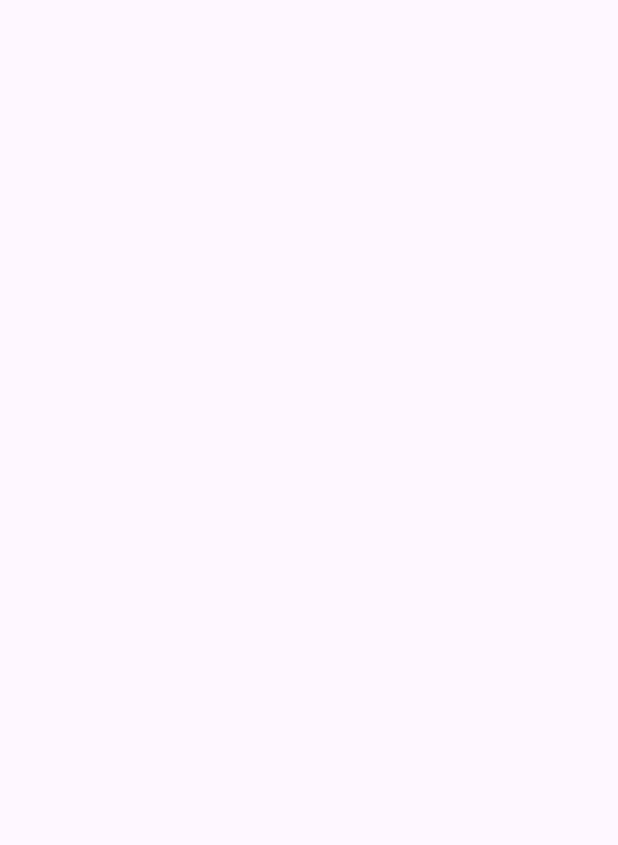
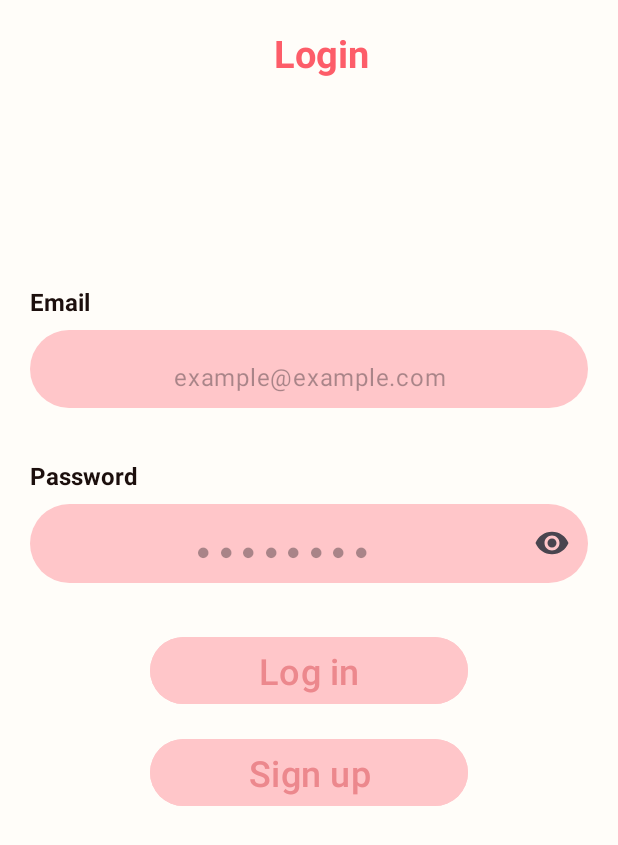
Before and after one commit to TheBombh2/ITI-Graduation-Recipe-App, an Android app: the screen it shows after launch (AuthActivity), on a phone screen of 412 x 824 dp. Before the commit the part shown is empty. Shown: the top 845 px of the screen. Run offline under Robolectric (Android 15) with nearby library versions, the phone set to English and light mode, and no system bars; our stand-ins replace Dagger/Hilt's generated code, Room's generated code.

Commit message:
Login Fragment navigation

```diff
--- a/app/src/main/java/com/iti/graduation/recipeapp/AuthActivity.kt
+++ b/app/src/main/java/com/iti/graduation/recipeapp/AuthActivity.kt
@@ -1,20 +1,47 @@
 package com.iti.graduation.recipeapp
 
+import android.content.Intent
 import android.os.Bundle
-import androidx.activity.enableEdgeToEdge
 import androidx.appcompat.app.AppCompatActivity
-import androidx.core.view.ViewCompat
-import androidx.core.view.WindowInsetsCompat
+import androidx.navigation.NavController
+import androidx.navigation.fragment.NavHostFragment
+import com.iti.graduation.recipeapp.data.model.User
+import com.iti.graduation.recipeapp.databinding.ActivityAuthBinding
+import dagger.hilt.android.AndroidEntryPoint
+
+@AndroidEntryPoint
 
 class AuthActivity : AppCompatActivity() {
+    private lateinit var binding: ActivityAuthBinding
+    private lateinit var navController: NavController
     override fun onCreate(savedInstanceState: Bundle?) {
         super.onCreate(savedInstanceState)
-        enableEdgeToEdge()
-        setContentView(R.layout.activity_auth)
-        ViewCompat.setOnApplyWindowInsetsListener(findViewById(R.id.main)) { v, insets ->
-            val systemBars = insets.getInsets(WindowInsetsCompat.Type.systemBars())
-            v.setPadding(systemBars.left, systemBars.top, systemBars.right, systemBars.bottom)
-            insets
-        }
+        binding = ActivityAuthBinding.inflate(layoutInflater)
+        setContentView(binding.root)
+       setupNavigation()
+    }
+
+    private fun setupNavigation() {
+        // Find the NavHostFragment from the layout
+        val navHostFragment = supportFragmentManager
+            .findFragmentById(R.id.nav_host_fragment_auth) as NavHostFragment
+        navController = navHostFragment.navController
+
+
+    }
+
+
+    fun navigateToRegister() {
+
+        navController.navigate(R.id.action_loginFragment_to_registerFragment)
+    }
+
+    fun navigateToRecipeActivity(user: User) {
+
+        val intent = Intent(this, RecipeActivity::class.java)
+        intent.putExtra("user_id", user.id)
+        intent.putExtra("user_name", user.name)
+        startActivity(intent)
+        finish()
     }
 }
--- a/app/src/main/java/com/iti/graduation/recipeapp/ui/auth/login/LoginFragment.kt
+++ b/app/src/main/java/com/iti/graduation/recipeapp/ui/auth/login/LoginFragment.kt
@@ -4,22 +4,68 @@ import android.os.Bundle
 import android.view.LayoutInflater
 import android.view.View
 import android.view.ViewGroup
+import android.widget.Toast
 import androidx.fragment.app.Fragment
+import androidx.fragment.app.viewModels
+import com.iti.graduation.recipeapp.AuthActivity
 import com.iti.graduation.recipeapp.R
+import com.iti.graduation.recipeapp.databinding.FragmentLoginBinding
+import dagger.hilt.android.AndroidEntryPoint
+import kotlin.getValue
 
+@AndroidEntryPoint
 class LoginFragment : Fragment() {
 
-    override fun onCreate(savedInstanceState: Bundle?) {
-        super.onCreate(savedInstanceState)
-
-    }
+    private var _binding: FragmentLoginBinding? = null
+    private val binding get() = _binding!!
+    private val viewModel: LoginViewModel by viewModels()
 
     override fun onCreateView(
         inflater: LayoutInflater, container: ViewGroup?,
         savedInstanceState: Bundle?
     ): View? {
-        // Inflate the layout for this fragment
-        return inflater.inflate(R.layout.fragment_login, container, false)
+        _binding = FragmentLoginBinding.inflate(inflater,container,false)
+        return binding.root
+         }
+
+    override fun onViewCreated(view: View, savedInstanceState: Bundle?) {
+        super.onViewCreated(view, savedInstanceState)
+        viewModel.isLoading.observe(viewLifecycleOwner) {isLoading ->
+            binding.loadingBar.visibility = if (isLoading) View.VISIBLE else View.GONE
+            binding.loginBtn.visibility = if (isLoading) View.GONE else View.VISIBLE
+        }
+
+        viewModel.loggedInUser.observe(viewLifecycleOwner){user ->
+            if(user != null){
+                (requireActivity() as AuthActivity).navigateToRecipeActivity(user)
+            }
+        }
+
+        viewModel.error.observe(viewLifecycleOwner){error ->
+            error?.let {
+                Toast.makeText(requireContext(),it, Toast.LENGTH_SHORT).show()
+            }
+        }
+
+        binding.loginBtn.setOnClickListener {
+            val email = binding.editEmail.text.toString()
+            val password = binding.editPassword.text.toString()
+            viewModel.login(email,password)
+        }
+
+        binding.registerBtn.setOnClickListener {
+            (requireActivity() as AuthActivity).navigateToRegister()
+
+        }
     }
 
+
+
+    override fun onDestroyView() {
+        super.onDestroyView()
+        _binding = null
+    }
+
+
+
 }
--- /dev/null
+++ b/app/src/main/java/com/iti/graduation/recipeapp/ui/auth/login/LoginViewModel.kt
@@ -0,0 +1,48 @@
+package com.iti.graduation.recipeapp.ui.auth.login
+
+import androidx.lifecycle.LiveData
+import androidx.lifecycle.MutableLiveData
+import androidx.lifecycle.ViewModel
+import androidx.lifecycle.viewModelScope
+import com.iti.graduation.recipeapp.data.model.User
+import com.iti.graduation.recipeapp.data.repository.AuthRepository
+import dagger.hilt.android.lifecycle.HiltViewModel
+import kotlinx.coroutines.launch
+import javax.inject.Inject
+@HiltViewModel
+
+class LoginViewModel @Inject constructor(
+    private val authRepository: AuthRepository
+) : ViewModel() {
+
+    private val _loggedInUser = MutableLiveData<User?>()
+    val loggedInUser: LiveData<User?> get() = _loggedInUser
+    private val _isLoading = MutableLiveData<Boolean>()
+    val isLoading: LiveData<Boolean> get() = _isLoading
+
+    private val _error = MutableLiveData<String?>()
+    val error: LiveData<String?> get() = _error
+
+    fun login(email:String, password:String){
+        viewModelScope.launch {
+            _isLoading.value = true
+            try{
+                val user = authRepository.loginUser(email,password)
+                if(user != null){
+                    _loggedInUser.value = user
+                }
+                else{
+                    _error.value = "Check your Email and Password"
+                }
+            }
+            catch (e: Exception){
+                _error.value = "${e.message}"
+            }
+            finally {
+                _isLoading.value = false
+            }
+
+        }
+    }
+
+}
--- a/app/src/main/res/layout/activity_auth.xml
+++ b/app/src/main/res/layout/activity_auth.xml
@@ -16,6 +16,7 @@
         app:layout_constraintEnd_toEndOf="parent"
         app:layout_constraintStart_toStartOf="parent"
         app:layout_constraintTop_toTopOf="parent"
+        app:layout_constraintBottom_toBottomOf="parent"
         app:navGraph="@navigation/nav_auth" />
 
 </androidx.constraintlayout.widget.ConstraintLayout>
--- a/app/src/main/res/layout/fragment_login.xml
+++ b/app/src/main/res/layout/fragment_login.xml
@@ -54,13 +54,15 @@ app:layout_constraintTop_toBottomOf="@id/toolbar"
         android:layout_width="match_parent"
         android:layout_height="wrap_content"
         android:layout_marginHorizontal="20dp"
-       android:hint=" "
+
         app:boxCornerRadiusTopEnd="32dp"
         app:boxCornerRadiusBottomEnd="32dp"
         app:boxCornerRadiusTopStart="32dp"
         app:boxCornerRadiusBottomStart="32dp"
         app:boxBackgroundColor="@color/pink"
         app:boxStrokeWidth="0dp"
+        app:boxStrokeWidthFocused="0dp"
+        app:hintEnabled="false"
 
         >
 
@@ -87,6 +89,7 @@ app:layout_constraintTop_toBottomOf="@id/toolbar"
         android:layout_height="wrap_content"
         android:text="@string/password_text"
         android:textSize="16sp"
+        android:layout_marginBottom="8dp"
         android:textColor="@color/black"
         android:textStyle="bold"/>
 
@@ -100,13 +103,14 @@ app:layout_constraintTop_toBottomOf="@id/toolbar"
         android:layout_width="match_parent"
         android:layout_height="wrap_content"
         android:layout_marginHorizontal="20dp"
-        android:hint="@string/pass_place_holder"
+        app:hintEnabled="false"
         app:boxCornerRadiusTopEnd="32dp"
         app:boxCornerRadiusBottomEnd="32dp"
         app:boxCornerRadiusTopStart="32dp"
         app:boxCornerRadiusBottomStart="32dp"
         app:boxBackgroundColor="@color/pink"
         app:boxStrokeWidth="0dp"
+        app:boxStrokeWidthFocused="0dp"
         app:endIconMode="password_toggle"
 
         >
@@ -119,6 +123,7 @@ app:layout_constraintTop_toBottomOf="@id/toolbar"
 
             android:gravity="center_vertical|center_horizontal"
             android:paddingTop="20dp"
+            android:hint="@string/pass_place_holder"
 
 
 
@@ -128,6 +133,16 @@ app:layout_constraintTop_toBottomOf="@id/toolbar"
 
 
 
+
+    <ProgressBar
+        android:layout_marginTop="32dp"
+        app:layout_constraintTop_toBottomOf="@id/password_til"
+        app:layout_constraintStart_toStartOf="@id/password_til"
+        app:layout_constraintEnd_toEndOf="@id/password_til"
+        android:id="@+id/loading_bar"
+        android:visibility="gone"
+        android:layout_width="wrap_content"
+        android:layout_height="wrap_content"/>
 
     <com.google.android.material.button.MaterialButton
         android:id="@+id/login_btn"
@@ -145,13 +160,14 @@ app:layout_constraintTop_toBottomOf="@id/toolbar"
 
     <com.google.android.material.button.MaterialButton
         android:id="@+id/register_btn"
-        android:layout_marginTop="16dp"
-        app:layout_constraintTop_toBottomOf="@id/login_btn"
-        app:layout_constraintStart_toStartOf="@id/login_btn"
-        app:layout_constraintEnd_toEndOf="@id/login_btn"
+        android:layout_marginTop="100dp"
+        app:layout_constraintTop_toBottomOf="@id/password_til"
+        app:layout_constraintStart_toStartOf="@id/password_til"
+        app:layout_constraintEnd_toEndOf="@id/password_til"
         android:layout_width="0dp"
         android:layout_height="wrap_content"
         android:textSize="24sp"
+        android:layout_marginHorizontal="80dp"
         android:text="@string/sign_up_text"
         android:backgroundTint="@color/pink"
         android:textColor="@color/sweet_pink"/>
--- a/app/src/main/res/values/strings.xml
+++ b/app/src/main/res/values/strings.xml
@@ -39,5 +39,5 @@
     <string name="sign_up_text">Sign up</string>
     <string name="sign_up_title_text">Sign Up</string>
     <string name="username_text">Username</string>
-    <string name="username_placeholder">example</string>
+    <string name="username_placeholder">Belal Salem</string>
 </resources>
```
